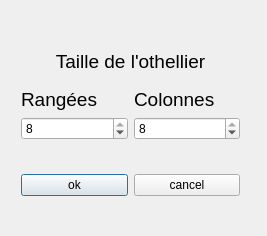
befrost/OthelloQt, file OthelloQt/dialogueconfiguration.ui: the form before one commit.
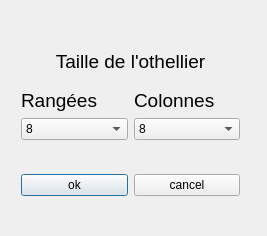
The form after the commit.

```diff
--- a/OthelloQt/dialogueconfiguration.ui
+++ b/OthelloQt/dialogueconfiguration.ui
@@ -77,16 +77,30 @@
          </widget>
         </item>
         <item>
-         <widget class="QSpinBox" name="nbRan">
-          <property name="minimum">
-           <number>1</number>
+         <widget class="QComboBox" name="nbRan">
+          <property name="currentIndex">
+           <number>2</number>
           </property>
-          <property name="maximum">
-           <number>8</number>
-          </property>
-          <property name="value">
-           <number>8</number>
-          </property>
+          <item>
+           <property name="text">
+            <string>4</string>
+           </property>
+          </item>
+          <item>
+           <property name="text">
+            <string>6</string>
+           </property>
+          </item>
+          <item>
+           <property name="text">
+            <string>8</string>
+           </property>
+          </item>
+          <item>
+           <property name="text">
+            <string>12</string>
+           </property>
+          </item>
          </widget>
         </item>
        </layout>
@@ -106,16 +120,25 @@
          </widget>
         </item>
         <item>
-         <widget class="QSpinBox" name="nbCol">
-          <property name="minimum">
-           <number>1</number>
+         <widget class="QComboBox" name="nbCol">
+          <property name="currentIndex">
+           <number>2</number>
           </property>
-          <property name="maximum">
-           <number>8</number>
-          </property>
-          <property name="value">
-           <number>8</number>
-          </property>
+          <item>
+           <property name="text">
+            <string>4</string>
+           </property>
+          </item>
+          <item>
+           <property name="text">
+            <string>6</string>
+           </property>
+          </item>
+          <item>
+           <property name="text">
+            <string>8</string>
+           </property>
+          </item>
          </widget>
         </item>
        </layout>
```
